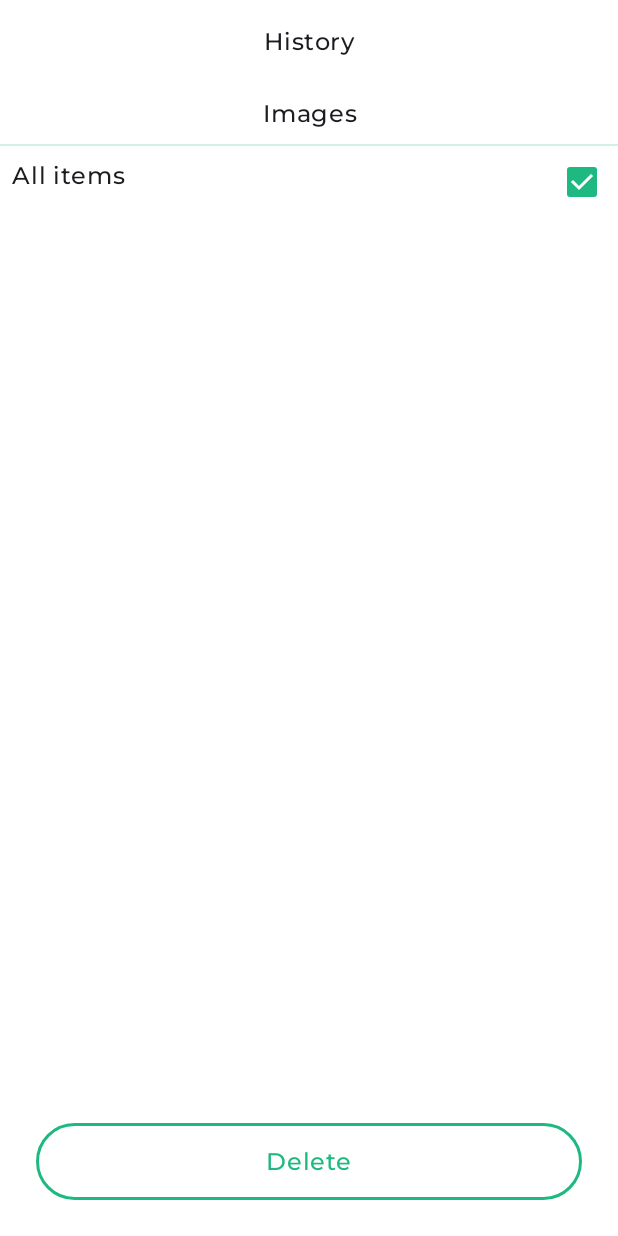
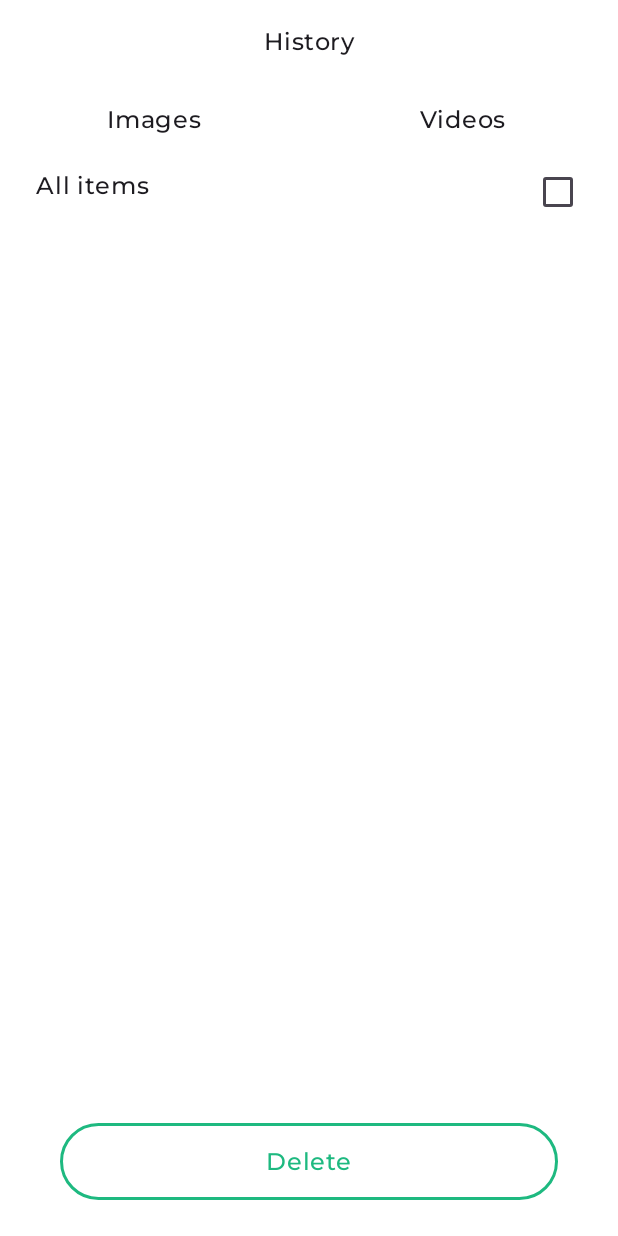
Before and after one commit to Parkhi19/PixPress, an Android app built with Jetpack Compose: the LibraryScreen screen opened through its navigation route, on a phone screen of 412 x 824 dp. Run offline under Robolectric (Android 15) with nearby library versions, the light colour scheme and no system bars; our stand-ins replace Dagger/Hilt's generated code; libraries missing offline, so code that uses them is left out: com.abedelazizshe.lightcompressorlibrary, io.realm.kotlin; 2 statements that could not run were skipped.

Commit message:
corrected delete images from realm

```diff
--- a/app/src/main/java/com/notesapp/compressify/domain/repository/LibraryRepositoryImpl.kt
+++ b/app/src/main/java/com/notesapp/compressify/domain/repository/LibraryRepositoryImpl.kt
@@ -46,7 +46,7 @@ class LibraryRepositoryImpl @Inject constructor() : LibraryRepository {
             val uriStrings = uris.map {
                 it.toString()
             }
-            val toDelete = realm.query(LibraryEntity::class, "originalURI in $0", uriStrings).find()
+            val toDelete = query(LibraryEntity::class, "originalURI in $0", uriStrings).find()
             delete(toDelete)
         }
     }
--- /dev/null
+++ b/app/src/main/java/com/notesapp/compressify/ui/library/ImageLibraryScreen.kt
@@ -0,0 +1,102 @@
+package com.notesapp.compressify.ui.library
+
+import android.net.Uri
+import androidx.compose.foundation.layout.Arrangement
+import androidx.compose.foundation.layout.Column
+import androidx.compose.foundation.layout.Row
+import androidx.compose.foundation.layout.Spacer
+import androidx.compose.foundation.layout.fillMaxWidth
+import androidx.compose.foundation.layout.height
+import androidx.compose.foundation.layout.padding
+import androidx.compose.foundation.lazy.grid.GridCells
+import androidx.compose.foundation.lazy.grid.LazyVerticalGrid
+import androidx.compose.material3.Checkbox
+import androidx.compose.material3.Text
+import androidx.compose.runtime.Composable
+import androidx.compose.runtime.derivedStateOf
+import androidx.compose.runtime.getValue
+import androidx.compose.runtime.mutableStateListOf
+import androidx.compose.runtime.remember
+import androidx.compose.ui.Modifier
+import androidx.compose.ui.unit.dp
+import com.notesapp.compressify.domain.model.ImageModel
+import com.notesapp.compressify.domain.model.LibraryModel
+import com.notesapp.compressify.ui.components.home.common.PrimaryButtonOutlined
+import com.notesapp.compressify.util.UIEvent
+import java.io.File
+
+@Composable
+fun ImageLibraryScreen(
+    modifier: Modifier = Modifier, notDeletedImages: List<LibraryModel>,
+    onUIEvent: (UIEvent) -> Unit
+) {
+
+    val selectedItems = remember {
+        mutableStateListOf<String>()
+    }
+    val allItemsSelected by remember {
+        derivedStateOf {
+            notDeletedImages.isNotEmpty() && notDeletedImages.all {
+                selectedItems.contains(it.originalURI.toString())
+            }
+        }
+    }
+    Column(modifier = modifier) {
+        Row(
+            modifier = Modifier.fillMaxWidth(),
+            horizontalArrangement = Arrangement.SpaceBetween
+        ) {
+            Text(
+                text = "All items",
+                modifier = Modifier.padding(8.dp)
+            )
+            Checkbox(
+                checked = allItemsSelected,
+                onCheckedChange = {
+                    selectedItems.clear()
+                    if (it) {
+                        selectedItems.addAll(notDeletedImages.mapNotNull {
+                            it.originalURI.toString()
+                        })
+                    }
+                }
+            )
+        }
+        Spacer(modifier = Modifier.height(16.dp))
+        LazyVerticalGrid(columns = GridCells.Fixed(2), modifier = Modifier.weight(1f)) {
+            items(notDeletedImages.size) {
+                notDeletedImages[it].originalURI?.let { originalUri ->
+                    if (File(originalUri.path).exists()) {
+                        IndividualLibraryScreenCard(
+                            modifier = Modifier
+                                .fillMaxWidth()
+                                .padding(8.dp),
+                            image = ImageModel(originalUri),
+                            isImageSelected = selectedItems.contains(originalUri.toString()),
+                            onCheckChange = {
+                                if (it) {
+                                    selectedItems.add(originalUri.toString())
+                                } else {
+                                    selectedItems.remove(originalUri.toString())
+                                }
+                            }
+                        )
+                    } else {
+                        Text(text = "Image not found")
+                    }
+                }
+            }
+        }
+        PrimaryButtonOutlined(modifier = Modifier
+            .padding(24.dp)
+            .fillMaxWidth(), buttonText = "Delete", onClick = {
+            onUIEvent(
+                UIEvent.Images.OnDeleteSelectedImagesClick(
+                    selectedItems.map{uri->
+                        Uri.parse(uri)
+                    }
+                )
+            )
+        })
+    }
+}
--- a/app/src/main/java/com/notesapp/compressify/ui/library/LibraryScreen.kt
+++ b/app/src/main/java/com/notesapp/compressify/ui/library/LibraryScreen.kt
@@ -3,7 +3,9 @@ package com.notesapp.compressify.ui.library
 import android.net.Uri
 import androidx.compose.foundation.ExperimentalFoundationApi
 import androidx.compose.foundation.background
+import androidx.compose.foundation.clickable
 import androidx.compose.foundation.layout.Arrangement
+import androidx.compose.foundation.layout.Box
 import androidx.compose.foundation.layout.Column
 import androidx.compose.foundation.layout.Row
 import androidx.compose.foundation.layout.Spacer
@@ -19,18 +21,19 @@ import androidx.compose.material3.Text
 import androidx.compose.runtime.Composable
 import androidx.compose.runtime.derivedStateOf
 import androidx.compose.runtime.getValue
-import androidx.compose.runtime.mutableFloatStateOf
 import androidx.compose.runtime.mutableStateListOf
 import androidx.compose.runtime.remember
+import androidx.compose.runtime.rememberCoroutineScope
+import androidx.compose.ui.Alignment
 import androidx.compose.ui.Modifier
 import androidx.compose.ui.text.style.TextAlign
 import androidx.compose.ui.unit.dp
 import com.notesapp.compressify.domain.model.ImageModel
 import com.notesapp.compressify.domain.model.LibraryModel
-import com.notesapp.compressify.domain.model.NavigationRoutes
 import com.notesapp.compressify.ui.components.home.common.PrimaryButtonOutlined
 import com.notesapp.compressify.ui.theme.primaryTintedColor
 import com.notesapp.compressify.util.UIEvent
+import kotlinx.coroutines.launch
 import java.io.File
 
 @OptIn(ExperimentalFoundationApi::class)
@@ -40,17 +43,8 @@ fun LibraryScreen(
     notDeletedImages: List<LibraryModel>,
     onUIEvent: (UIEvent) -> Unit
 ) {
+    val coroutineScope = rememberCoroutineScope()
     val horizontalPagerState = rememberPagerState(pageCount = { 2 })
-    val selectedItems = remember {
-        mutableStateListOf<Uri>()
-    }
-    val allItemsSelected by remember {
-        derivedStateOf {
-            notDeletedImages.all {
-                selectedItems.contains(it.originalURI)
-            }
-        }
-    }
 
     Column(
         modifier = modifier
@@ -65,7 +59,29 @@ fun LibraryScreen(
                 textAlign = TextAlign.Center
             )
         }
+        Row(modifier = Modifier.fillMaxWidth()) {
+            Box (modifier = Modifier.weight(1f).clickable {
+                coroutineScope.launch {
+                    horizontalPagerState.animateScrollToPage(0)
+                }
+            }, contentAlignment = Alignment.Center){
+                Text(
+                    text = "Images",
+                    modifier = Modifier.padding(vertical = 12.dp)
+                )
+            }
+            Box (modifier = Modifier.weight(1f).clickable {
+                coroutineScope.launch {
+                    horizontalPagerState.animateScrollToPage(1)
+                }
+            }, contentAlignment = Alignment.Center){
+                Text(
+                    text = "Videos",
+                    modifier = Modifier.padding(vertical = 12.dp)
+                )
+            }
 
+        }
         HorizontalPager(
             horizontalPagerState,
             modifier = Modifier
@@ -73,12 +89,12 @@ fun LibraryScreen(
         ) {
             when (it) {
                 0 -> {
-                    Text(
-                        text = "Images",
+                    ImageLibraryScreen(
                         modifier = Modifier
                             .fillMaxWidth()
-                            .padding(8.dp),
-                        textAlign = TextAlign.Center
+                            .padding(horizontal = 16.dp),
+                        notDeletedImages = notDeletedImages,
+                        onUIEvent = onUIEvent
                     )
                 }
 
@@ -86,7 +102,6 @@ fun LibraryScreen(
                     Text(
                         text = "Videos",
                         modifier = Modifier
-                            .padding(8.dp)
                             .fillMaxWidth(),
                         textAlign = TextAlign.Center
                     )
@@ -99,55 +114,5 @@ fun LibraryScreen(
                 .fillMaxWidth()
                 .background(color = primaryTintedColor)
         )
-        Row(
-            modifier = Modifier.fillMaxWidth(),
-            horizontalArrangement = Arrangement.SpaceBetween
-        ) {
-            Text(
-                text = "All items",
-                modifier = Modifier.padding(8.dp)
-            )
-            Checkbox(checked = allItemsSelected, onCheckedChange = {
-                selectedItems.clear()
-                if (it) {
-                    selectedItems.addAll(notDeletedImages.mapNotNull {
-                        it.originalURI
-                    })
-                }
-            })
-        }
-
-        Spacer(modifier = Modifier.height(16.dp))
-        LazyVerticalGrid(columns = GridCells.Fixed(2), modifier = Modifier.weight(1f)) {
-            items(notDeletedImages.size) {
-                notDeletedImages[it].originalURI?.let { originalUri ->
-                    if (File(originalUri.path).exists()) {
-                        IndividualLibraryScreenCard(
-                            modifier = Modifier
-                                .fillMaxWidth()
-                                .padding(8.dp),
-                            image = ImageModel(originalUri),
-                            isImageSelected = selectedItems.contains(originalUri),
-                            onCheckChange = {
-                                if (it) {
-                                    selectedItems.add(originalUri)
-                                } else {
-                                    selectedItems.remove(originalUri)
-                                }
-                            }
-                        )
-                    } else {
-                        Text(text = "Image not found")
-                    }
-                }
-            }
-        }
-        PrimaryButtonOutlined(modifier = Modifier.padding(24.dp).fillMaxWidth(), buttonText = "Delete",  onClick = {
-            onUIEvent(
-                UIEvent.Images.OnDeleteSelectedImagesClick(
-                    selectedItems
-                )
-            )
-        })
     }
 }
--- a/app/src/main/java/com/notesapp/compressify/ui/viewmodel/MainViewModel.kt
+++ b/app/src/main/java/com/notesapp/compressify/ui/viewmodel/MainViewModel.kt
@@ -134,7 +134,6 @@ class MainViewModel @Inject constructor(
             }.awaitAll()
             _selectedImagesProcessing.value = false
         }
-
     }
 
     fun onVideoSelected(uris: List<Uri>) {
```
